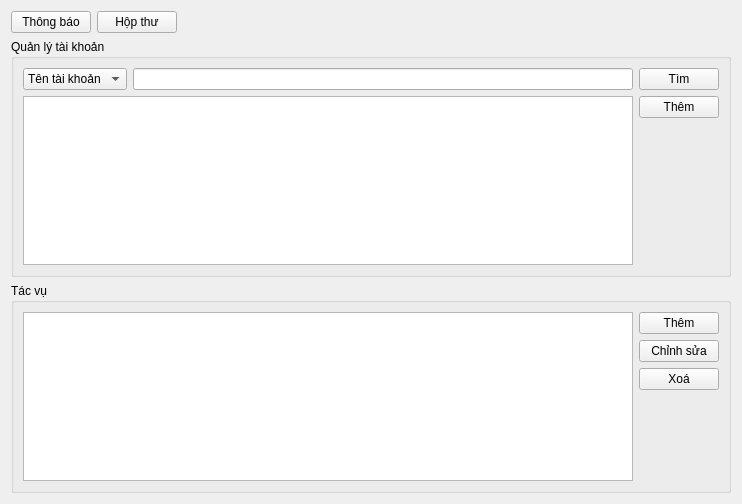
Above: Qt GUI/LIBPRO/admin.ui from quocanh1897/LibraryPro---Qt-app before the change. Below: the same form after it.
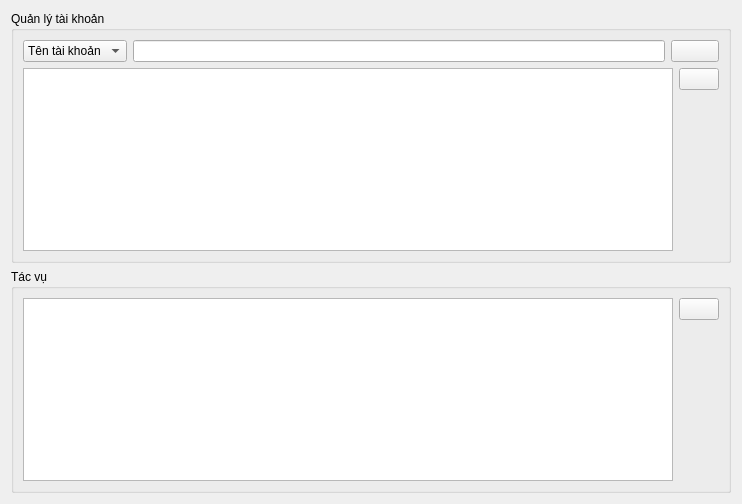
That is the form after the change. Icons and pictures are not drawn.

Patch:
```diff
--- a/Qt GUI/LIBPRO/admin.ui
+++ b/Qt GUI/LIBPRO/admin.ui
@@ -17,37 +17,6 @@
    <bool>true</bool>
   </property>
   <layout class="QVBoxLayout" name="verticalLayout_7">
-   <item>
-    <layout class="QHBoxLayout" name="horizontalLayout_5">
-     <item>
-      <widget class="QPushButton" name="pushButton_12">
-       <property name="text">
-        <string>Thông báo</string>
-       </property>
-      </widget>
-     </item>
-     <item>
-      <widget class="QPushButton" name="pushButton_11">
-       <property name="text">
-        <string>Hộp thư</string>
-       </property>
-      </widget>
-     </item>
-     <item>
-      <spacer name="horizontalSpacer">
-       <property name="orientation">
-        <enum>Qt::Horizontal</enum>
-       </property>
-       <property name="sizeHint" stdset="0">
-        <size>
-         <width>40</width>
-         <height>20</height>
-        </size>
-       </property>
-      </spacer>
-     </item>
-    </layout>
-   </item>
    <item>
     <widget class="QGroupBox" name="groupBox_2">
      <property name="title">
@@ -86,7 +55,17 @@
         <item>
          <widget class="QPushButton" name="pushButton_5">
           <property name="text">
-           <string>Tìm</string>
+           <string/>
+          </property>
+          <property name="icon">
+           <iconset resource="src.qrc">
+            <normaloff>:/images/search-icon.png</normaloff>:/images/search-icon.png</iconset>
+          </property>
+          <property name="iconSize">
+           <size>
+            <width>24</width>
+            <height>24</height>
+           </size>
           </property>
          </widget>
         </item>
@@ -103,9 +82,25 @@
            <layout class="QVBoxLayout" name="verticalLayout_4">
             <item>
              <widget class="QPushButton" name="pushButton_addaccount">
-              <property name="text">
+              <property name="toolTip">
                <string>Thêm</string>
               </property>
+              <property name="statusTip">
+               <string>Thêm tài khoản mới</string>
+              </property>
+              <property name="text">
+               <string/>
+              </property>
+              <property name="icon">
+               <iconset resource="src.qrc">
+                <normaloff>:/images/signupicon.png</normaloff>:/images/signupicon.png</iconset>
+              </property>
+              <property name="iconSize">
+               <size>
+                <width>30</width>
+                <height>30</height>
+               </size>
+              </property>
              </widget>
             </item>
             <item>
@@ -135,37 +130,35 @@
      <property name="title">
       <string>Tác vụ</string>
      </property>
-     <layout class="QVBoxLayout" name="verticalLayout_3">
-      <item>
-       <layout class="QVBoxLayout" name="verticalLayout_2">
-        <item>
-         <layout class="QHBoxLayout" name="horizontalLayout" stretch=""/>
-        </item>
-        <item>
          <layout class="QHBoxLayout" name="horizontalLayout_2">
           <item>
-           <widget class="QTableWidget" name="tableWidget"/>
+       <layout class="QHBoxLayout" name="horizontalLayout"/>
+      </item>
+      <item>
+       <widget class="QTableView" name="tableView_tacvu"/>
           </item>
           <item>
            <layout class="QVBoxLayout" name="verticalLayout">
             <item>
-             <widget class="QPushButton" name="pushButton_2">
-              <property name="text">
-               <string>Thêm</string>
-              </property>
-             </widget>
-            </item>
-            <item>
-             <widget class="QPushButton" name="pushButton_3">
-              <property name="text">
-               <string>Chỉnh sửa</string>
-              </property>
-             </widget>
-            </item>
-            <item>
-             <widget class="QPushButton" name="pushButton_4">
+         <widget class="QPushButton" name="pushButton">
+          <property name="toolTip">
+           <string>Refresh</string>
+          </property>
+          <property name="statusTip">
+           <string>Làm mới danh sách</string>
+          </property>
               <property name="text">
-               <string>Xoá</string>
+           <string/>
+          </property>
+          <property name="icon">
+           <iconset resource="src.qrc">
+            <normaloff>:/images/update.png</normaloff>:/images/update.png</iconset>
+          </property>
+          <property name="iconSize">
+           <size>
+            <width>30</width>
+            <height>30</height>
+           </size>
               </property>
              </widget>
             </item>
@@ -176,8 +169,8 @@
               </property>
               <property name="sizeHint" stdset="0">
                <size>
-                <width>17</width>
-                <height>21</height>
+            <width>20</width>
+            <height>40</height>
                </size>
               </property>
              </spacer>
@@ -185,10 +178,6 @@
            </layout>
           </item>
          </layout>
-        </item>
-       </layout>
-      </item>
-     </layout>
     </widget>
    </item>
   </layout>
```
Left out of the diff: 4 changed lines with no effect on the pictures. Lines whose indentation alone changed are shown as unchanged.
